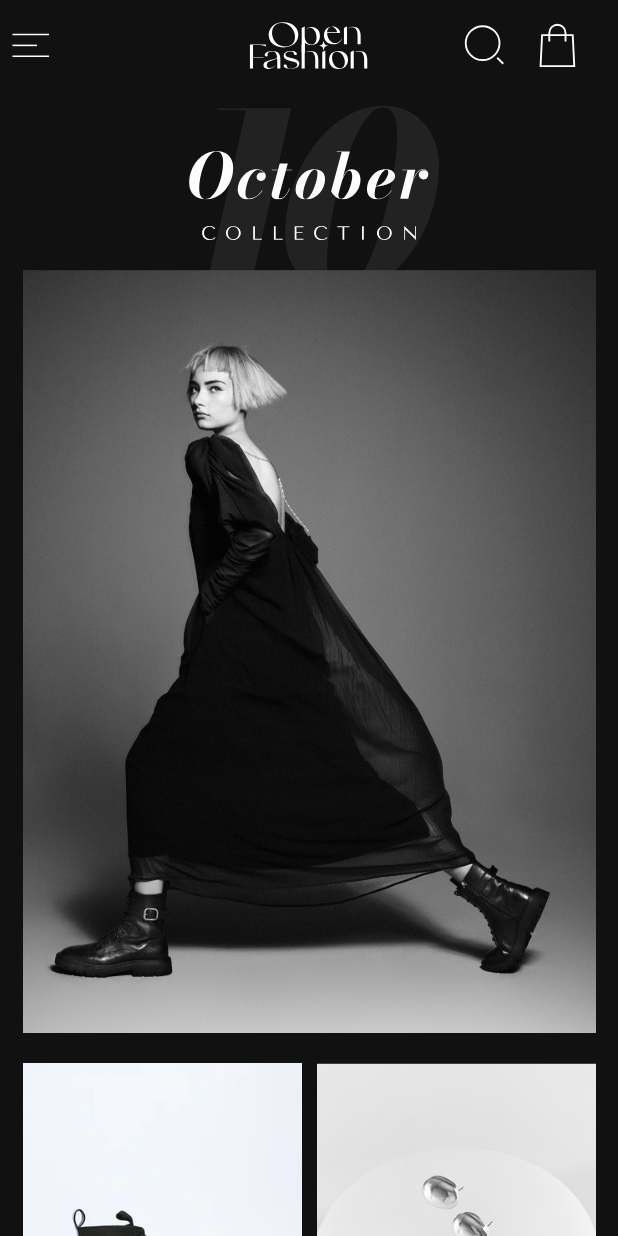
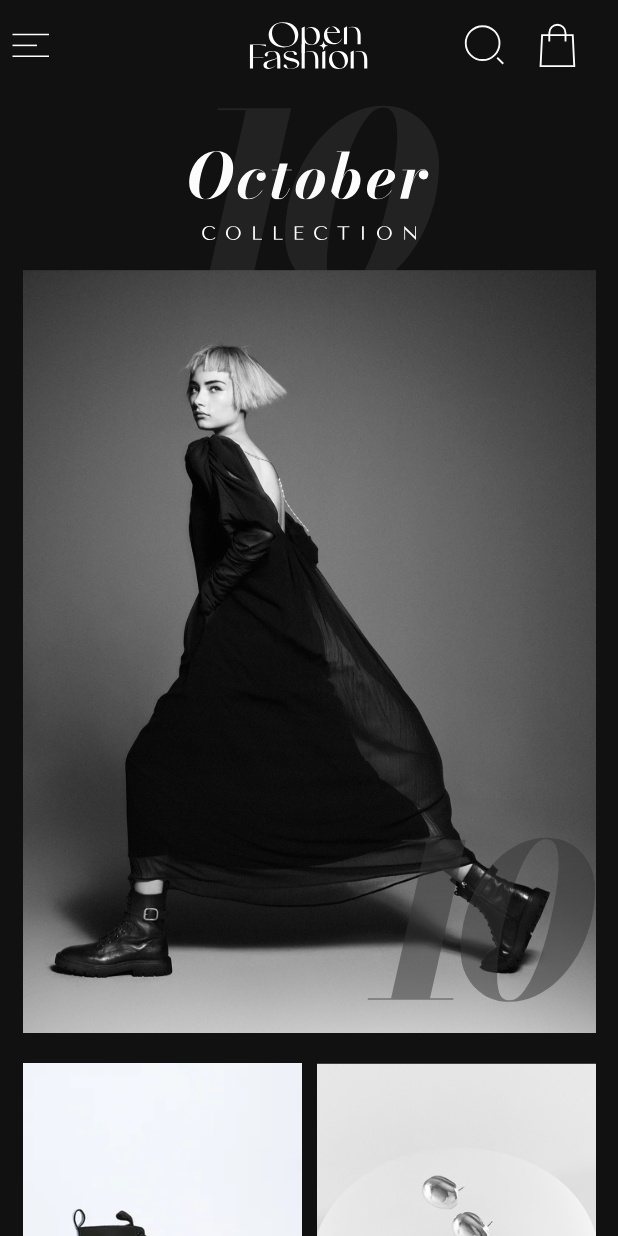
Before and after one commit to MohamedAssem-663/fashion_app, a Flutter app: the screen it shows after launch, on a phone screen of 412 x 824 dp. Run offline on Flutter 3.47's test engine with Material 3 defaults, Android fonts, the phone set to English and light mode, and no system bars; our stand-ins replace flutter_svg, gap, ionicons.

Commit message:
add ionicons backage for famous icons &add some texts in home screen

```diff
--- a/lib/componants/custom_text.dart
+++ b/lib/componants/custom_text.dart
@@ -8,12 +8,14 @@ class Customtext extends StatelessWidget {
     this.weight = FontWeight.normal,
     this.color = Colors.white,
     this.max = 1,
+    this.height = 1,
   });
   final String text;
   final double fontSize;
   final FontWeight weight;
   final Color color;
   final int max;
+  final double height;
 
   @override
   Widget build(BuildContext context) {
@@ -25,6 +27,7 @@ class Customtext extends StatelessWidget {
         fontSize: fontSize,
         fontWeight: weight,
         fontFamily: "TenorSans",
+        height: height,
       ),
     );
   }
--- a/lib/screens/home.dart
+++ b/lib/screens/home.dart
@@ -6,6 +6,7 @@ import 'package:fashion/models/product_model.dart';
 import 'package:flutter/material.dart';
 import 'package:flutter_svg/flutter_svg.dart';
 import 'package:gap/gap.dart';
+import 'package:ionicons/ionicons.dart';
 
 class Home extends StatelessWidget {
   const Home({super.key});
@@ -44,7 +45,18 @@ class Home extends StatelessWidget {
 
                 children: [
                   Gap(120),
-                  Image.asset("assets/cover/cover1.png"),
+                  Stack(
+                    children: [
+                      Image.asset("assets/cover/cover1.png"),
+
+                      Positioned(
+                        top: 370,
+                        left: 230,
+                        right: 0,
+                        child: SvgPicture.asset("assets/texts/10.svg"),
+                      ),
+                    ],
+                  ),
                   Gap(20),
                   GridView.builder(
                     padding: EdgeInsets.zero,
@@ -94,7 +106,6 @@ class Home extends StatelessWidget {
                       itemCount: CoverModel.covers.length,
                       shrinkWrap: true,
                       scrollDirection: Axis.horizontal,
-
                       itemBuilder: (context, index) {
                         final item = CoverModel.covers[index];
                         return Padding(
@@ -120,6 +131,52 @@ class Home extends StatelessWidget {
                       },
                     ),
                   ),
+                  Gap(20),
+                  Container(
+                    child: Column(
+                      children: [
+                        Row(
+                          mainAxisAlignment: MainAxisAlignment.center,
+                          children: [
+                            Icon(Ionicons.logo_twitter, color: Colors.white),
+                            Gap(30),
+                            Icon(Ionicons.logo_instagram, color: Colors.white),
+                            Gap(30),
+                            Icon(Ionicons.logo_facebook, color: Colors.white),
+                          ],
+                        ),
+                        Gap(25),
+                        Image.asset("assets/svgs/line.png", width: 190),
+                        Gap(10),
+                        Customtext(
+                          max: 3,
+                          height: 2,
+                          fontSize: 20,
+                          text:
+                              "Support@Opinui.design \n       +60 825 876 \n 08:00 - 22:00 -Everyday",
+                        ),
+                        Gap(10),
+                        Image.asset("assets/svgs/line.png", width: 190),
+                        Gap(20),
+                        Row(
+                          mainAxisAlignment: MainAxisAlignment.center,
+                          children: [
+                            Customtext(text: "About", fontSize: 30),
+                            Gap(30),
+                            Customtext(text: "Countact", fontSize: 30),
+                            Gap(30),
+                            Customtext(text: "Blog", fontSize: 30),
+                          ],
+                        ),
+                        Gap(34),
+                        Customtext(
+                          text: "Copyright © OpenUi All Rights Reserved",
+                          fontSize: 18,
+                          color: Colors.grey,
+                        ),
+                      ],
+                    ),
+                  ),
                   Gap(300),
                 ],
               ),
--- a/pubspec.yaml
+++ b/pubspec.yaml
@@ -36,6 +36,7 @@ dependencies:
   cupertino_icons: ^1.0.8
   flutter_svg: ^2.1.0
   gap: ^3.0.1
+  ionicons: ^0.2.2
 
 dev_dependencies:
   flutter_test:
```
Also changed, not shown: pubspec.lock.
